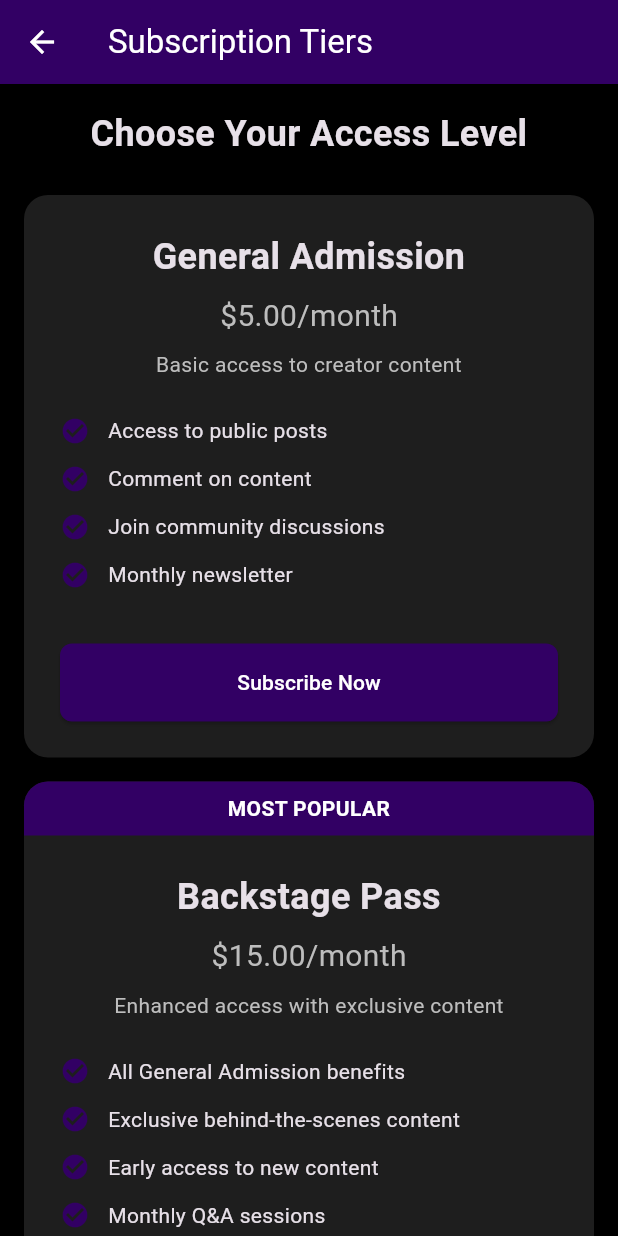
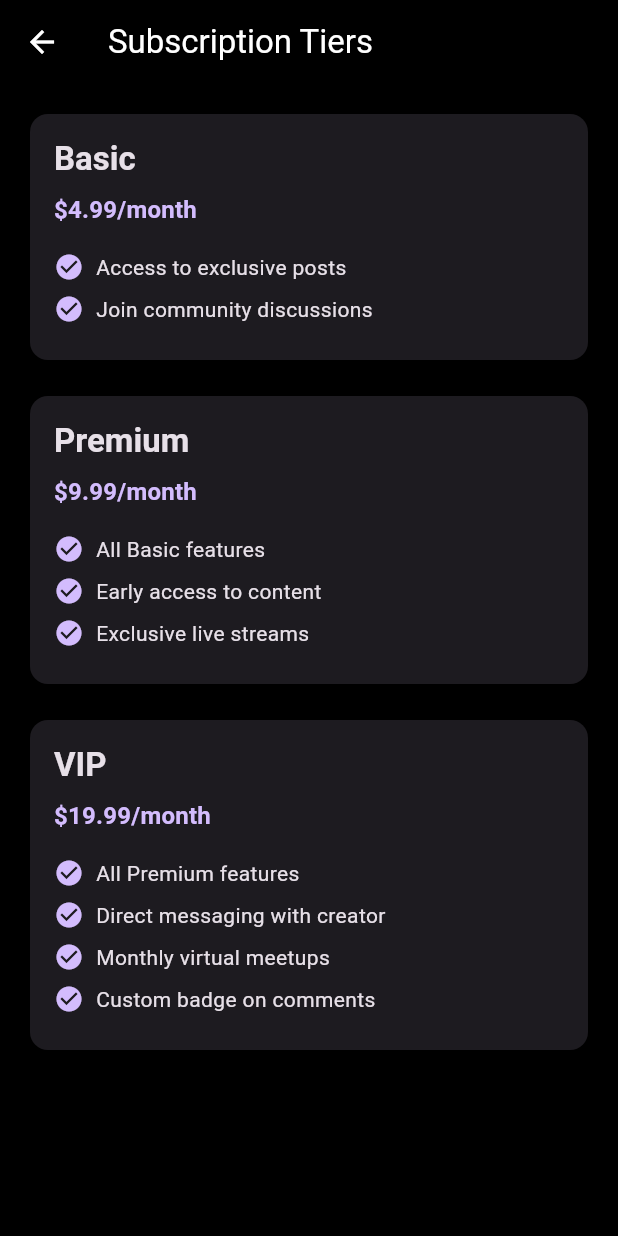
Before and after one commit to kidusm001/whisper, a Flutter app: the SubscriptionTiersScreen screen opened by its route, on a phone screen of 412 x 824 dp. Run offline on Flutter 3.47's test engine with Material 3 defaults, Android fonts, the phone set to English and light mode, and no system bars; our stand-ins replace cloud_firestore, firebase_auth, firebase_core, flutter_riverpod, image_picker, supabase and 1 more; accounts and stored records are empty; network calls fail.

```diff
--- a/lib/screen/subscription_tiers_screen.dart
+++ b/lib/screen/subscription_tiers_screen.dart
@@ -1,78 +1,53 @@
 import 'package:flutter/material.dart';
 
 class SubscriptionTiersScreen extends StatelessWidget {
-  const SubscriptionTiersScreen({super.key});
+  const SubscriptionTiersScreen({Key? key}) : super(key: key);
 
   @override
   Widget build(BuildContext context) {
-    final theme = Theme.of(context);
     return Scaffold(
       appBar: AppBar(
         title: const Text('Subscription Tiers'),
-        backgroundColor: const Color(0xFF320064),
-        foregroundColor: Colors.white,
       ),
-      body: SingleChildScrollView(
-        child: Padding(
-          padding: const EdgeInsets.all(16.0),
-          child: Column(
+      body: ListView(
+        padding: const EdgeInsets.all(16),
         children: [
-              const Text(
-                'Choose Your Access Level',
-                style: TextStyle(
-                  fontSize: 24,
-                  fontWeight: FontWeight.bold,
-                ),
-                textAlign: TextAlign.center,
-              ),
-              const SizedBox(height: 24),
           _buildTierCard(
             context,
-                title: 'General Admission',
-                price: '\$5.00',
-                description: 'Basic access to creator content',
+            title: 'Basic',
+            price: '\$4.99/month',
             features: [
-                  'Access to public posts',
-                  'Comment on content',
-                  'Join community discussions',
-                  'Monthly newsletter',
+              'Access to exclusive posts',
+              'Join community discussions'
             ],
-                isPopular: false,
+            tier: 'basic',
           ),
           const SizedBox(height: 16),
           _buildTierCard(
             context,
-                title: 'Backstage Pass',
-                price: '\$15.00',
-                description: 'Enhanced access with exclusive content',
+            title: 'Premium',
+            price: '\$9.99/month',
             features: [
-                  'All General Admission benefits',
-                  'Exclusive behind-the-scenes content',
-                  'Early access to new content',
-                  'Monthly Q&A sessions',
-                  'Exclusive merchandise discounts',
+              'All Basic features',
+              'Early access to content',
+              'Exclusive live streams'
             ],
-                isPopular: true,
+            tier: 'premium',
           ),
           const SizedBox(height: 16),
           _buildTierCard(
             context,
-                title: 'Inner Circle',
-                price: '\$30.00',
-                description: 'VIP access with personal interaction',
+            title: 'VIP',
+            price: '\$19.99/month',
             features: [
-                  'All Backstage Pass benefits',
-                  'Personal interaction with creator',
-                  'Private Discord channel access',
-                  'Custom content requests',
-                  'Exclusive live streams',
-                  'Priority support',
+              'All Premium features',
+              'Direct messaging with creator',
+              'Monthly virtual meetups',
+              'Custom badge on comments'
             ],
-                isPopular: false,
+            tier: 'vip',
           ),
         ],
-          ),
-        ),
       ),
     );
   }
@@ -81,118 +56,52 @@ class SubscriptionTiersScreen extends StatelessWidget {
     BuildContext context, {
     required String title,
     required String price,
-    required String description,
     required List<String> features,
-    required bool isPopular,
+    required String tier,
   }) {
-    final theme = Theme.of(context);
-    return Container(
-      decoration: BoxDecoration(
-        color: theme.cardColor,
-        borderRadius: BorderRadius.circular(16),
-        boxShadow: [
-          BoxShadow(
-            color: Colors.black.withOpacity(0.1),
-            blurRadius: 10,
-            offset: const Offset(0, 4),
-          ),
-        ],
-      ),
+    return Card(
+      child: InkWell(
+        onTap: () {
+          // Return the selected tier to the previous screen
+          Navigator.pop(context, tier);
+        },
+        child: Padding(
+          padding: const EdgeInsets.all(16),
           child: Column(
-        children: [
-          if (isPopular)
-            Container(
-              width: double.infinity,
-              padding: const EdgeInsets.symmetric(vertical: 8),
-              decoration: const BoxDecoration(
-                color: Color(0xFF320064),
-                borderRadius: BorderRadius.only(
-                  topLeft: Radius.circular(16),
-                  topRight: Radius.circular(16),
-                ),
-              ),
-              child: const Text(
-                'MOST POPULAR',
-                style: TextStyle(
-                  color: Colors.white,
-                  fontWeight: FontWeight.bold,
-                ),
-                textAlign: TextAlign.center,
-              ),
-            ),
-          Padding(
-            padding: const EdgeInsets.all(24.0),
-            child: Column(
+            crossAxisAlignment: CrossAxisAlignment.start,
             children: [
               Text(
                 title,
-                  style: TextStyle(
-                    fontSize: 24,
+                style: Theme.of(context).textTheme.titleLarge?.copyWith(
                       fontWeight: FontWeight.bold,
-                    color: theme.textTheme.bodyLarge?.color,
-                  ),
-                  textAlign: TextAlign.center,
-                ),
-                const SizedBox(height: 8),
-                Text(
-                  '$price/month',
-                  style: TextStyle(
-                    fontSize: 20,
-                    color: theme.hintColor,
                     ),
               ),
               const SizedBox(height: 8),
               Text(
-                  description,
-                  style: TextStyle(
-                    color: theme.hintColor,
+                price,
+                style: Theme.of(context).textTheme.titleMedium?.copyWith(
+                      color: Theme.of(context).colorScheme.primary,
+                      fontWeight: FontWeight.bold,
                     ),
-                  textAlign: TextAlign.center,
               ),
-                const SizedBox(height: 24),
+              const SizedBox(height: 16),
               ...features.map((feature) => Padding(
-                      padding: const EdgeInsets.only(bottom: 12),
+                    padding: const EdgeInsets.only(bottom: 8),
                     child: Row(
                       children: [
-                          const Icon(
+                        Icon(
                           Icons.check_circle,
-                            color: Color(0xFF320064),
+                          color: Theme.of(context).colorScheme.primary,
                           size: 20,
                         ),
-                          const SizedBox(width: 12),
-                          Expanded(
-                            child: Text(
-                              feature,
-                              style: TextStyle(
-                                color: theme.textTheme.bodyLarge?.color,
-                              ),
-                            ),
-                          ),
+                        const SizedBox(width: 8),
+                        Text(feature),
                       ],
                     ),
                   )),
-                const SizedBox(height: 24),
-                SizedBox(
-                  width: double.infinity,
-                  child: ElevatedButton(
-                    onPressed: () {
-                      // TODO: Implement subscription logic
-                    },
-                    style: ElevatedButton.styleFrom(
-                      backgroundColor: const Color(0xFF320064),
-                      foregroundColor: Colors.white,
-                      padding: const EdgeInsets.symmetric(vertical: 16),
-                      shape: RoundedRectangleBorder(
-                        borderRadius: BorderRadius.circular(8),
-                      ),
-                    ),
-                    child: const Text('Subscribe Now'),
-                  ),
-                ),
             ],
           ),
         ),
-        ],
       ),
     );
   }
```
Also changed, not shown: lib/providers/follows_provider.dart (added, +59 -0 lines), lib/screen/home_screen.dart (+34 -4 lines), lib/screen/main_navigation_screen.dart (+12 -18 lines), lib/screen/membership_screen.dart (added, +82 -0 lines), lib/screen/memberships_screen.dart (deleted, +0 -12 lines), lib/screen/saved_posts_screen.dart (+13 -0 lines), lib/screen/subscription_screen.dart (added, +130 -0 lines). Lines whose indentation alone changed are shown as unchanged.
